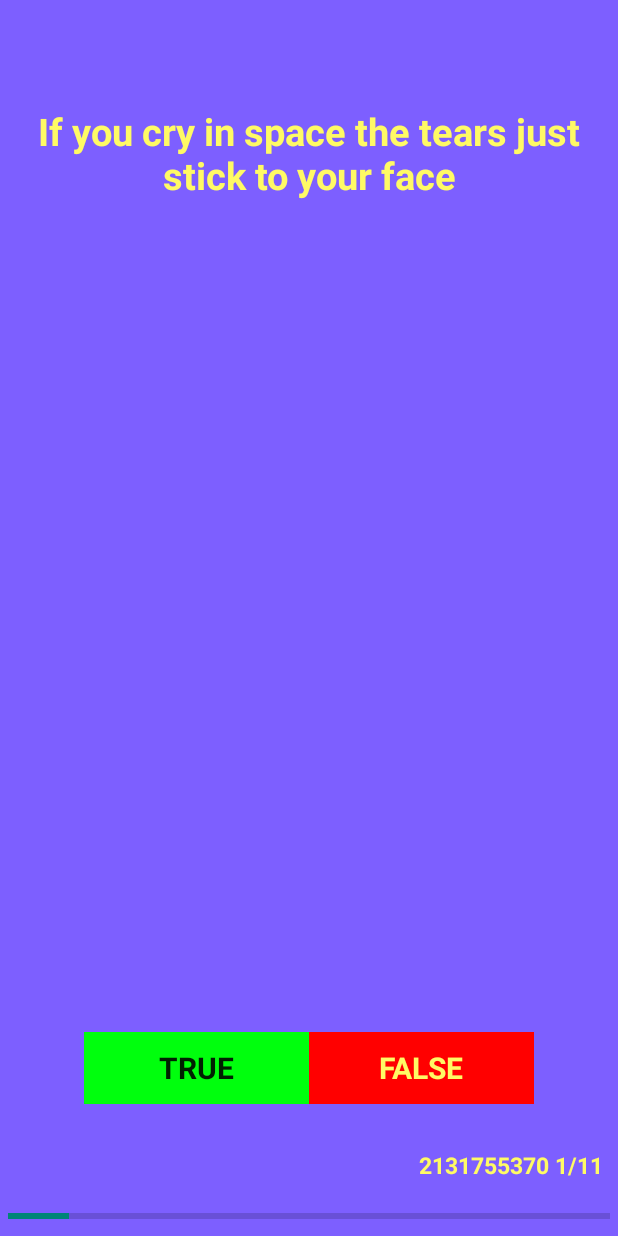
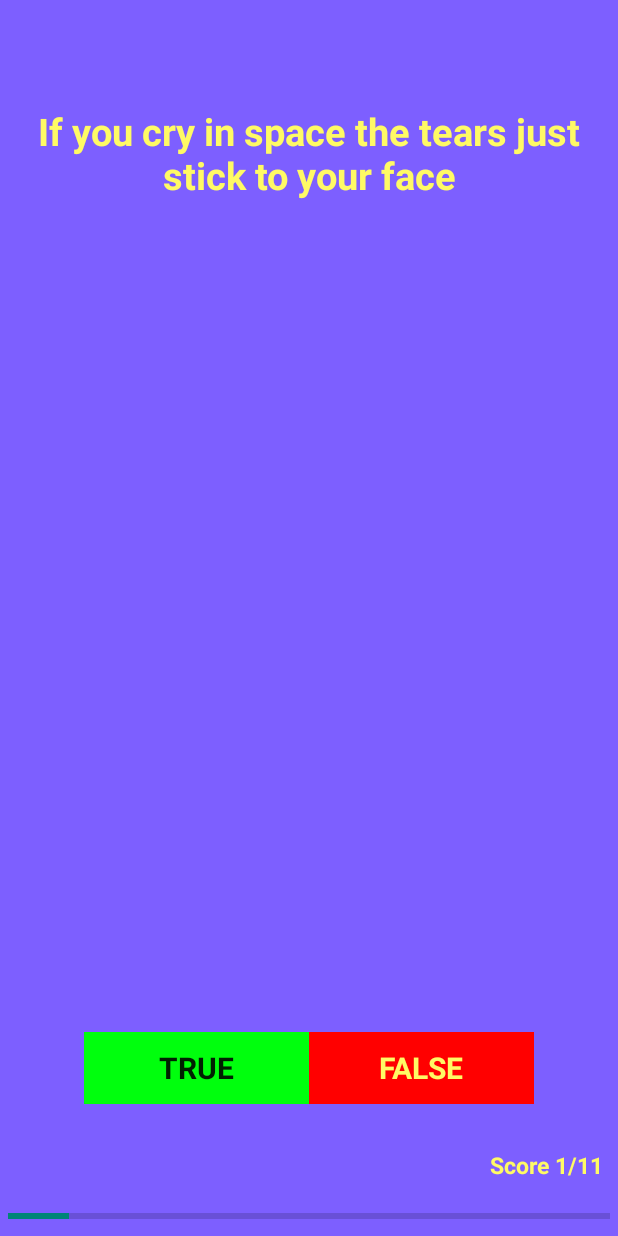
Before and after one commit to Nodirbek3d/Quizzler, an Android app: the screen it shows after launch (MainActivity), after a tap on "FALSE", on a phone screen of 412 x 824 dp. Run offline under Robolectric (Android 15) with nearby library versions, the phone set to English and light mode, and no system bars.

Commit message:
fixed bug with string "Score"

```diff
--- a/app/src/main/java/com/nodir/quizler/MainActivity.java
+++ b/app/src/main/java/com/nodir/quizler/MainActivity.java
@@ -68,7 +68,7 @@ public class MainActivity extends Activity {
         int questionID = questions[qIndex].getmQuestionID();
         questionView.setText(questionID);
         mScore++;
-        mScoreTextView.setText(R.string.score + " " + mScore + "/" + questions.length);
+        mScoreTextView.setText(getString(R.string.score) + " " + mScore + "/" + questions.length);
         mProgressBar.incrementProgressBy(PROGRESS_BAR_INCREMENT);
     }
 
```
